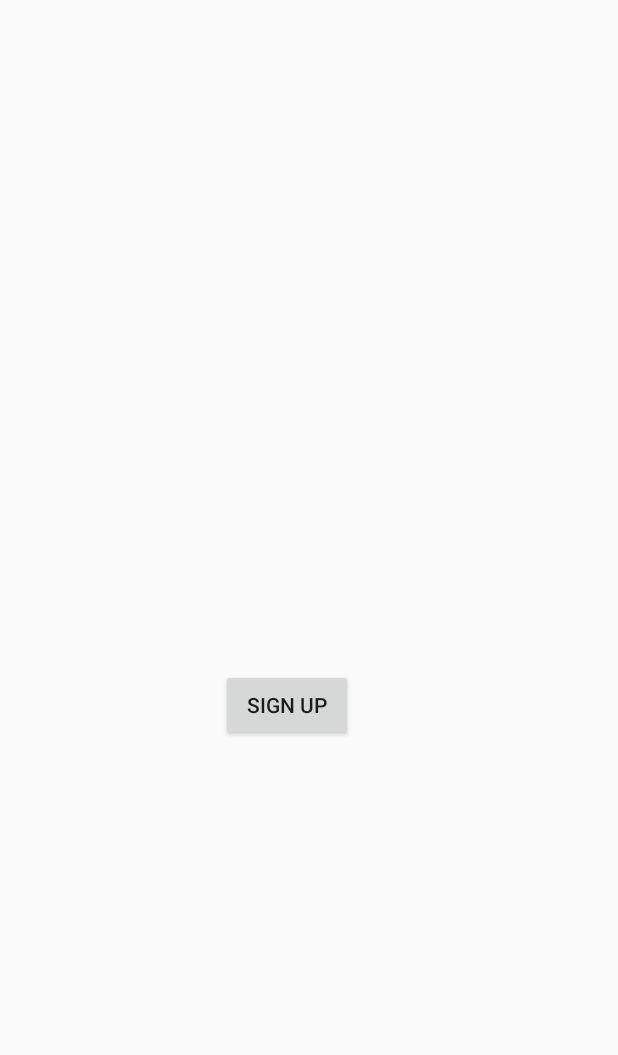
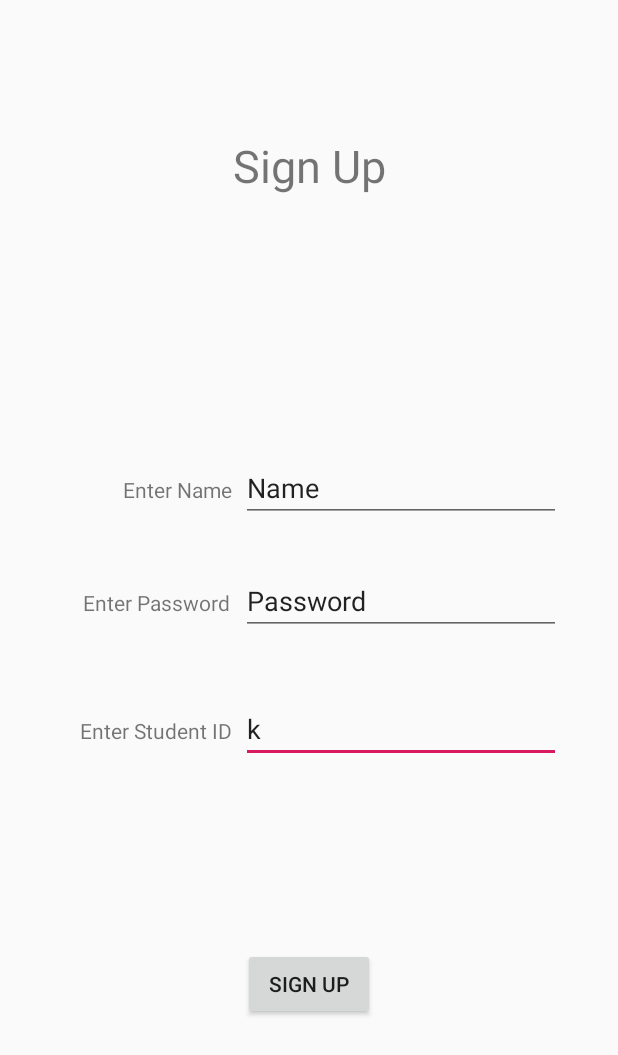
Before and after one commit to ateebakhtar/MunazamFYP, an Android app: the SignUp screen opened directly, with no data from a screen before it, on a phone screen of 412 x 824 dp. Shown: the top 1055 px of the screen. Run offline under Robolectric (Android 15) with nearby library versions, the phone set to English and light mode, and no system bars.

```diff
--- a/app/src/main/AndroidManifest.xml
+++ b/app/src/main/AndroidManifest.xml
@@ -2,7 +2,9 @@
 <manifest xmlns:android="http://schemas.android.com/apk/res/android"
     xmlns:tools="http://schemas.android.com/tools"
     package="com.example.munazamfyp">
+
     <uses-permission android:name="android.permission.INTERNET" />
+
     <application
         android:allowBackup="true"
         android:icon="@mipmap/ic_launcher"
@@ -12,7 +14,9 @@
         android:theme="@style/AppTheme"
         android:usesCleartextTraffic="true"
         tools:ignore="GoogleAppIndexingWarning">
-        <activity android:name=".SignUp"></activity>
+        <activity android:name=".Login"></activity>
+        <activity android:name=".EmailVerification" />
+        <activity android:name=".SignUp" />
         <activity android:name=".MainActivity">
             <intent-filter>
                 <action android:name="android.intent.action.MAIN" />
--- a/app/src/main/java/com/example/munazamfyp/GetDataService.java
+++ b/app/src/main/java/com/example/munazamfyp/GetDataService.java
@@ -2,9 +2,13 @@ package com.example.munazamfyp;
 
 import retrofit2.Call;
 import retrofit2.http.GET;
+import retrofit2.http.Path;
 
 public interface GetDataService
 {
-    @GET("home")
+    @GET("user/{id}")
+    Call<String> Get(@Path("id") String id);
+
+    @GET("sendmail")
     Call<String> Get();
 }
--- a/app/src/main/java/com/example/munazamfyp/SignUp.java
+++ b/app/src/main/java/com/example/munazamfyp/SignUp.java
@@ -2,13 +2,44 @@ package com.example.munazamfyp;
 
 import androidx.appcompat.app.AppCompatActivity;
 
+import android.content.Intent;
 import android.os.Bundle;
+import android.view.View;
+import android.widget.EditText;
 
 public class SignUp extends AppCompatActivity {
+
+
+    EditText name;
+    EditText pass;
+    EditText id;
 
     @Override
     protected void onCreate(Bundle savedInstanceState) {
         super.onCreate(savedInstanceState);
         setContentView(R.layout.activity_sign_up);
     }
+    public void performLogin(View view)
+    {
+        name = findViewById(R.id.editText2);
+        pass = findViewById(R.id.editText3);
+        id = findViewById(R.id.editText4);
+
+        UserData toBeSent = new UserData();
+        toBeSent.setName(name.getText().toString());
+        toBeSent.setID(id.getText().toString());
+        toBeSent.setPassword(pass.getText().toString());
+
+
+        new LoginConnection(toBeSent).execute();
+  //      LoginConnection x = new LoginConnection(toBeSent);
+        //x.backx();
+//        x.onPostExecute();
+
+        Intent i = new Intent(this,EmailVerification.class);
+        startActivity(i);
+
+    }
+
+
 }
--- a/app/src/main/res/layout/activity_sign_up.xml
+++ b/app/src/main/res/layout/activity_sign_up.xml
@@ -10,10 +10,94 @@
         android:id="@+id/button"
         android:layout_width="wrap_content"
         android:layout_height="wrap_content"
-        android:layout_marginStart="147dp"
-        android:layout_marginLeft="147dp"
-        android:layout_marginBottom="330dp"
+        android:layout_marginBottom="144dp"
+        android:onClick="performLogin"
         android:text="Sign Up"
         app:layout_constraintBottom_toBottomOf="parent"
+        app:layout_constraintEnd_toEndOf="parent"
         app:layout_constraintStart_toStartOf="parent" />
+
+    <EditText
+        android:id="@+id/editText4"
+        android:layout_width="wrap_content"
+        android:layout_height="wrap_content"
+        android:layout_marginEnd="38dp"
+        android:layout_marginRight="38dp"
+        android:ems="10"
+        android:hint="Student ID"
+        android:inputType="number"
+        android:text="k"
+        app:layout_constraintBaseline_toBaselineOf="@+id/textView5"
+        app:layout_constraintEnd_toEndOf="parent" />
+
+    <EditText
+        android:id="@+id/editText3"
+        android:layout_width="wrap_content"
+        android:layout_height="wrap_content"
+        android:ems="10"
+        android:inputType="textPersonName"
+        android:text="Password"
+        app:layout_constraintBaseline_toBaselineOf="@+id/textView4"
+        app:layout_constraintEnd_toEndOf="parent"
+        app:layout_constraintStart_toEndOf="@+id/textView4" />
+
+    <TextView
+        android:id="@+id/textView4"
+        android:layout_width="wrap_content"
+        android:layout_height="wrap_content"
+        android:layout_marginStart="17dp"
+        android:layout_marginLeft="17dp"
+        android:layout_marginEnd="7dp"
+        android:layout_marginRight="7dp"
+        android:layout_marginBottom="52dp"
+        android:text="Enter Password"
+        app:layout_constraintBottom_toTopOf="@+id/editText4"
+        app:layout_constraintEnd_toStartOf="@+id/editText3"
+        app:layout_constraintHorizontal_chainStyle="packed"
+        app:layout_constraintStart_toStartOf="parent" />
+
+    <TextView
+        android:id="@+id/textView5"
+        android:layout_width="wrap_content"
+        android:layout_height="wrap_content"
+        android:layout_marginEnd="6dp"
+        android:layout_marginRight="6dp"
+        android:layout_marginBottom="327dp"
+        android:text="Enter Student ID"
+        app:layout_constraintBottom_toBottomOf="parent"
+        app:layout_constraintEnd_toStartOf="@+id/editText4" />
+
+    <EditText
+        android:id="@+id/editText2"
+        android:layout_width="wrap_content"
+        android:layout_height="wrap_content"
+        android:layout_marginEnd="38dp"
+        android:layout_marginRight="38dp"
+        android:ems="10"
+        android:inputType="textPersonName"
+        android:text="Name"
+        app:layout_constraintBaseline_toBaselineOf="@+id/textView3"
+        app:layout_constraintEnd_toEndOf="parent" />
+
+    <TextView
+        android:id="@+id/textView3"
+        android:layout_width="wrap_content"
+        android:layout_height="wrap_content"
+        android:layout_marginEnd="6dp"
+        android:layout_marginRight="6dp"
+        android:layout_marginBottom="42dp"
+        android:text="Enter Name"
+        app:layout_constraintBottom_toTopOf="@+id/editText3"
+        app:layout_constraintEnd_toStartOf="@+id/editText2" />
+
+    <TextView
+        android:id="@+id/textView6"
+        android:layout_width="wrap_content"
+        android:layout_height="wrap_content"
+        android:layout_marginTop="90dp"
+        android:text="Sign Up"
+        android:textSize="30dp"
+        app:layout_constraintEnd_toEndOf="parent"
+        app:layout_constraintStart_toStartOf="parent"
+        app:layout_constraintTop_toTopOf="parent" />
 </androidx.constraintlayout.widget.ConstraintLayout>
```
Also changed, not shown: app/src/main/java/com/example/munazamfyp/Connection.java (+9 -9 lines), app/src/main/java/com/example/munazamfyp/Data.java (added, +8 -0 lines), app/src/main/java/com/example/munazamfyp/EmailVerification.java (added, +44 -0 lines), app/src/main/java/com/example/munazamfyp/Login.java (added, +14 -0 lines), app/src/main/java/com/example/munazamfyp/MainActivity.java (+8 -1 lines), app/src/main/res/layout/activity_email_verification.xml (added, +43 -0 lines), app/src/main/res/layout/activity_login.xml (added, +70 -0 lines), app/src/main/res/layout/activity_main.xml (+26 -1 lines).
